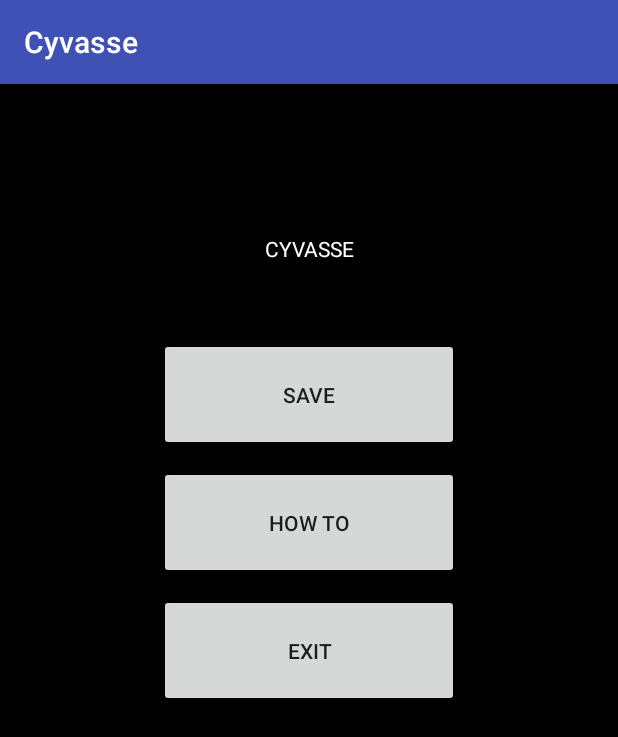
After one commit to chclause/Cyvasse, an Android app: the GameMenuActivity screen opened directly, with no data from a screen before it, on a phone screen of 412 x 824 dp. The commit adds this screen. Shown: the top 737 px of the screen. Run offline under Robolectric (Android 15) with nearby library versions, the phone set to English and light mode, and no system bars.

Commit message:
added rough game menu layout

```diff
--- a/app/src/main/AndroidManifest.xml
+++ b/app/src/main/AndroidManifest.xml
@@ -20,7 +20,8 @@
             android:name=".NewGameActivity"
             android:label="@string/title_activity_new_game"
             android:theme="@style/AppTheme.NoActionBar" />
-        <activity android:name=".OfflineGameActivity"></activity>
+        <activity android:name=".OfflineGameActivity" />
+        <activity android:name=".GameMenuActivity"></activity>
     </application>
 
 </manifest>
--- /dev/null
+++ b/app/src/main/java/com/example/charlie/cyvasse/GameMenuActivity.kt
@@ -0,0 +1,25 @@
+package com.example.charlie.cyvasse
+
+import android.content.Intent
+import android.support.v7.app.AppCompatActivity
+import android.os.Bundle
+import kotlinx.android.synthetic.main.activity_game_menu.*
+
+class GameMenuActivity : AppCompatActivity() {
+
+    override fun onCreate(savedInstanceState: Bundle?) {
+        super.onCreate(savedInstanceState)
+        setContentView(R.layout.activity_game_menu)
+
+        gameMenuSaveButton.setOnClickListener {
+            //TODO: Implement when save functionality exists
+        }
+        gameMenuHowToButton.setOnClickListener {
+            //TODO: Implement when HowToActivity is created
+        }
+        gameMenuExitButton.setOnClickListener {
+            val intent = Intent(applicationContext, MainActivity::class.java)
+            startActivity(intent)
+        }
+    }
+}
--- /dev/null
+++ b/app/src/main/res/layout/activity_game_menu.xml
@@ -0,0 +1,50 @@
+<?xml version="1.0" encoding="utf-8"?>
+<LinearLayout xmlns:android="http://schemas.android.com/apk/res/android"
+    xmlns:app="http://schemas.android.com/apk/res-auto"
+    xmlns:tools="http://schemas.android.com/tools"
+    android:layout_width="match_parent"
+    android:layout_height="match_parent"
+    android:orientation="vertical"
+    android:background="#000000"
+    tools:context="com.example.charlie.cyvasse.GameMenuActivity">
+    <Space
+        android:layout_width="match_parent"
+        android:layout_height="100dp" />
+
+    <TextView
+        android:id="@+id/bannerText"
+        android:layout_width="match_parent"
+        android:layout_height="wrap_content"
+        android:textAlignment="center"
+        android:textColor="#ffffff"
+        android:text="CYVASSE"/>
+    <Space
+        android:layout_width="match_parent"
+        android:layout_height="50dp" />
+
+    <Button
+        android:id="@+id/gameMenuSaveButton"
+        android:layout_width="200dp"
+        android:layout_height="75dp"
+        android:layout_gravity="center_horizontal"
+        android:layout_marginBottom="10dp"
+        android:text="save"/>
+
+    <Button
+        android:id="@+id/gameMenuHowToButton"
+        android:layout_width="200dp"
+        android:layout_height="75dp"
+        android:layout_gravity="center_horizontal"
+        android:layout_marginBottom="10dp"
+        android:text="How To"/>
+
+    <Button
+        android:id="@+id/gameMenuExitButton"
+        android:layout_width="200dp"
+        android:layout_height="75dp"
+        android:layout_gravity="center_horizontal"
+        android:layout_marginBottom="10dp"
+        android:text="Exit"/>
+
+
+</LinearLayout>
--- a/app/src/main/res/layout/activity_offline_game.xml
+++ b/app/src/main/res/layout/activity_offline_game.xml
@@ -7,8 +7,7 @@
     android:orientation="vertical"
     android:background="#000000"
     app:layout_behavior="@string/appbar_scrolling_view_behavior"
-    tools:context="com.example.charlie.cyvasse.NewGameActivity"
-    tools:showIn="@layout/activity_new_game">
+    tools:context="com.example.charlie.cyvasse.OfflineGameActivity">
 
     <GridView
         android:layout_width="wrap_content"
```
